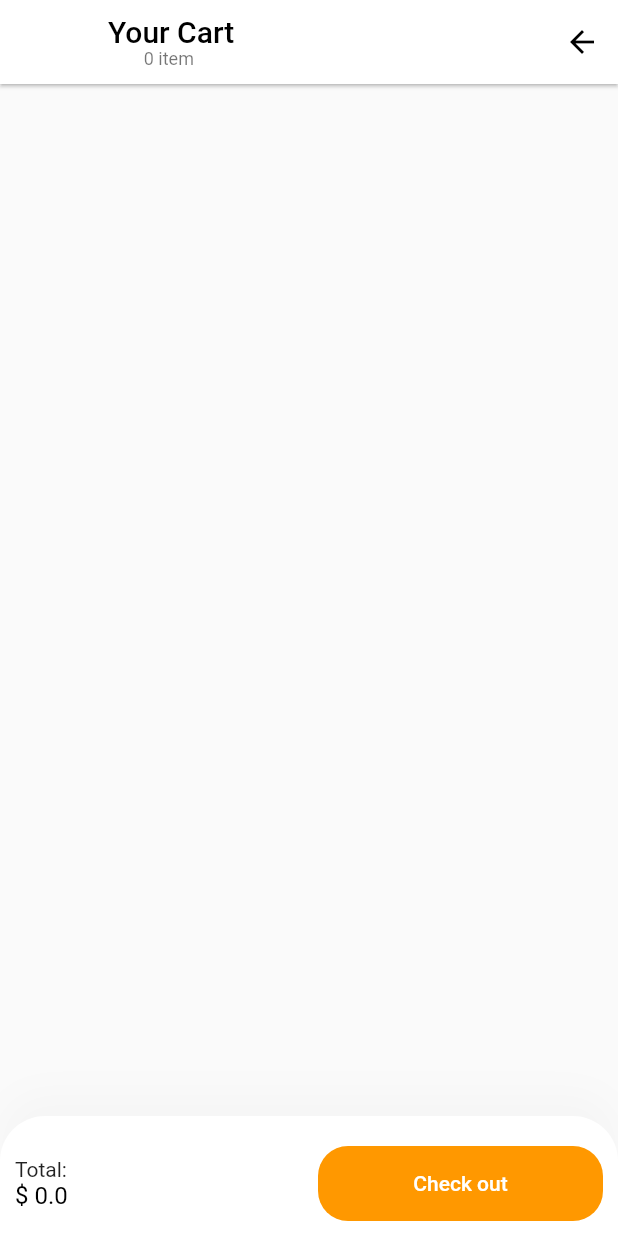
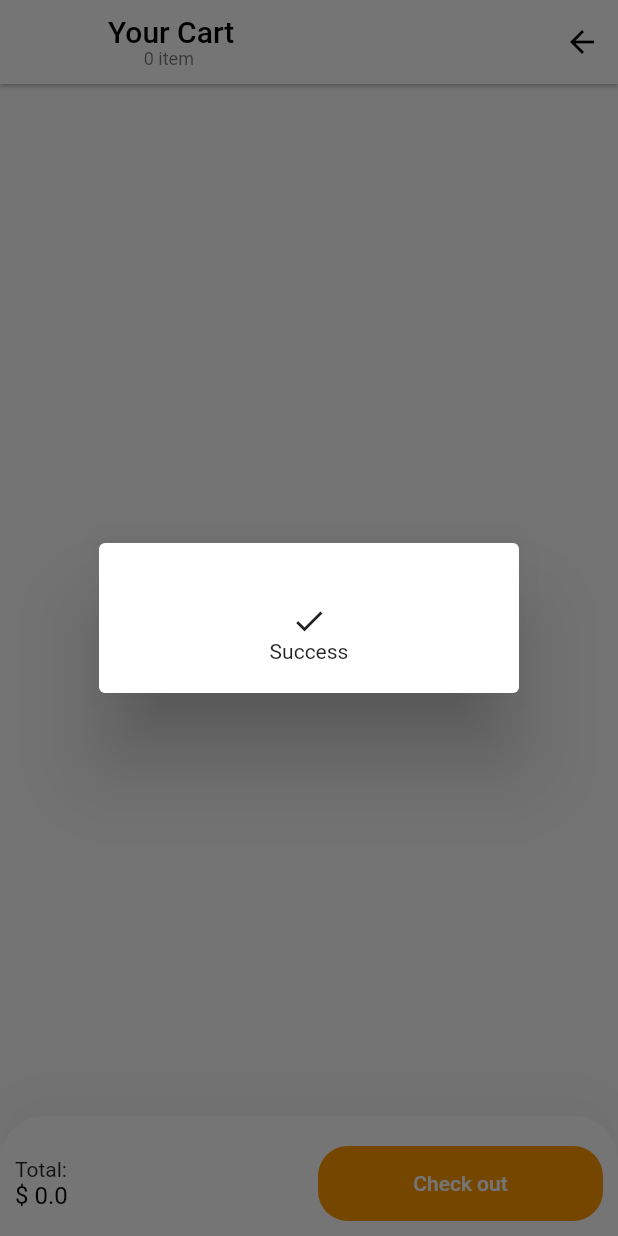
Before and after one commit to Leinady/flutter-firebase, a Flutter app: the CartScreen screen opened directly with sample values from the repository, after a tap on "Check out", on a phone screen of 412 x 824 dp. Run offline on Flutter 3.47's test engine with Material 2 defaults, Android fonts, the phone set to English and light mode, and no system bars; our stand-ins replace cloud_firestore, firebase_auth, firebase_core, flutter_svg, fluttertoast, shared_preferences; missing offline and left inert: model_viewer; accounts and stored records are empty.

Commit message:
cart_repair

```diff
--- a/assign/lib/screen/admin/editusers.dart
+++ b/assign/lib/screen/admin/editusers.dart
@@ -22,7 +22,7 @@ class _EditUserState extends State<EditUser> {
         children: [
           TextFormField(
             controller: roleController,
-            decoration: InputDecoration(hintText: "Role..."),
+            decoration: InputDecoration(hintText: "Email..."),
           ),
           TextFormField(
             controller: passwordController,
@@ -37,7 +37,7 @@ class _EditUserState extends State<EditUser> {
                   .collection('users')
                   .doc(widget.uid)
                   .update({
-                'role': newRole,
+                'email': newRole,
                 'password': newPassword,
               });
             },
--- a/assign/lib/screen/authen/register.dart
+++ b/assign/lib/screen/authen/register.dart
@@ -51,6 +51,7 @@ class _RegisterState extends State<Register> {
                         return null;
                       },
                       decoration: InputDecoration(
+                          hintText: "Put your email",
                           filled: true,
                           fillColor: Colors.white,
                           border: OutlineInputBorder(
@@ -72,6 +73,7 @@ class _RegisterState extends State<Register> {
                       },
                       obscureText: true,
                       decoration: InputDecoration(
+                          hintText: "Put your password",
                           filled: true,
                           fillColor: Colors.white,
                           border: OutlineInputBorder(
@@ -93,6 +95,7 @@ class _RegisterState extends State<Register> {
                       },
                       obscureText: true,
                       decoration: InputDecoration(
+                          hintText: "Confirm your password",
                           filled: true,
                           fillColor: Colors.white,
                           border: OutlineInputBorder(
--- a/assign/lib/screen/cart/componant/body.dart
+++ b/assign/lib/screen/cart/componant/body.dart
@@ -42,7 +42,8 @@ class _BodyCState extends State<BodyC> {
                 ),
                 onDismissed: (direction) {
                   setState(() {
-                    demoCarts.removeAt(index);
+                    provider.items.removeAt(index);
+                    // demoCarts.removeAt(index);
                   });
                 },
                 child: Cartitem(
--- a/assign/lib/screen/cart/componant/cart_checkout.dart
+++ b/assign/lib/screen/cart/componant/cart_checkout.dart
@@ -1,18 +1,17 @@
-import 'package:assign/models/Product.dart';
 import 'package:assign/models/cart.dart';
 import 'package:assign/route/cartprovider.dart';
 import 'package:cloud_firestore/cloud_firestore.dart';
+import 'package:firebase_auth/firebase_auth.dart';
 import 'package:flutter/material.dart';
 import 'package:provider/provider.dart';
 
 class CheckOut extends StatelessWidget {
-  final Product product;
   final Cart cart;
+  final auth = FirebaseAuth.instance;
   final formKey = GlobalKey<FormState>();
 
   CheckOut({
     Key key,
-    this.product,
     this.cart,
   }) : super(key: key);
 
@@ -60,7 +59,8 @@ class CheckOut extends StatelessWidget {
                                 TextStyle(fontSize: 16, color: Colors.black)),
                       ]),
                     ),
-                    SizedBox(
+                    Consumer<CartProvider>(builder: (context, provider, child) {
+                      return SizedBox(
                           width: 190,
                           height: 50,
                           child: TextButton(
@@ -71,15 +71,46 @@ class CheckOut extends StatelessWidget {
                               backgroundColor: Colors.orange,
                             ),
                             onPressed: () async {
-                            // formKey.currentState.save();
-                            // await _basketCollection.add({
-                            //   "product": cart.product,
-                            //   "Number of item": cart.numOfItem,
-                            // });
-                            print('${cart}');
+                              showDialog(
+                                  context: context,
+                                  // barrierDismissible: false,
+                                  builder: (context) => Dialog(
+                                        child: Container(
+                                          height: 100,
+                                          width: 100,
+                                          child: Column(
+                                            children: [
+                                              Spacer(),
+                                              SizedBox(
+                                                height: 20,
+                                              ),
+                                              Icon(Icons.check),
+                                              Text('Success'),
+                                              Spacer(),
+                                            ],
+                                          ),
+                                        ),
+                                      ));
+                              List proN = [];
+                              provider.items.forEach((element) async {
+                                proN.add(element.productName);
+                                final res = await _basketCollection.add({
+                                  "Username": auth.currentUser.email,
+                                  "Total price": provider.getTotalPrice(),
+                                  "Product name": proN
+                                });
+                                if (res != null) {
+                                  Navigator.pop(context);
+                                } else {
+                                  print(res);
+                                }
+                              });
+
+                              print(proN);
                             },
                             child: Text("Check out"),
-                        )),
+                          ));
+                    }),
                   ],
                 );
               })
```
Also changed, not shown: assign/lib/LocalPage.dart (deleted, +0 -37 lines), assign/lib/route/cartprovider.dart (+10 -3 lines), assign/lib/screen/authen/sign_in.dart (+30 -19 lines), assign/pubspec.yaml (+5 -4 lines), assign/pubspec.lock. Lines whose indentation alone changed are shown as unchanged.
